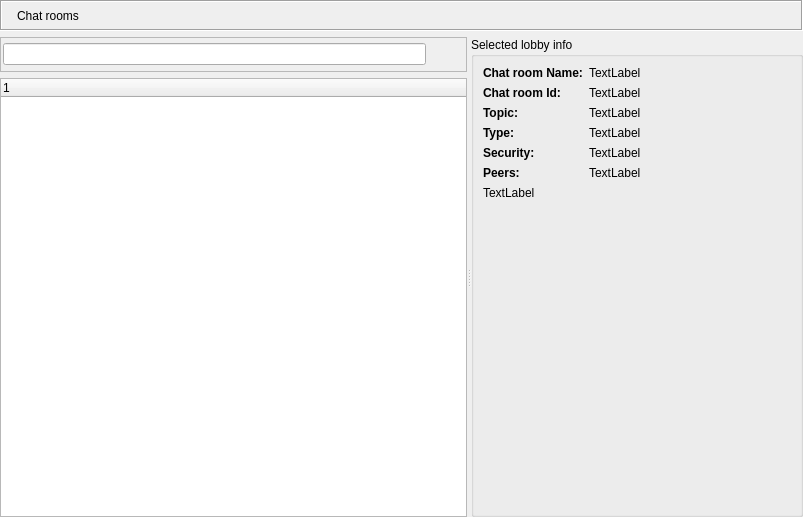
The window that retroshare-gui/src/gui/ChatLobbyWidget.ui (RetroShare/RetroShare) describes before a commit, drawn with Qt 5.
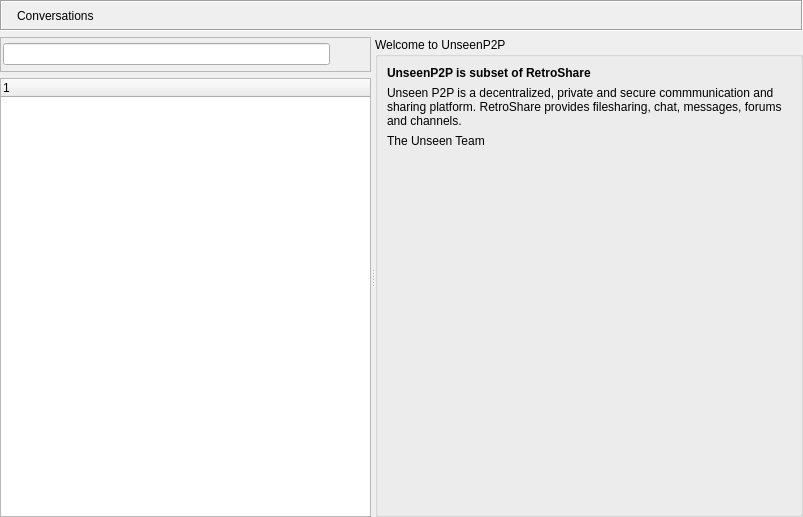
The same window after the commit. Icons and pictures are not drawn. Custom widgets are drawn as their Qt base class.

Commit message: merge recent list as one conversation tab, unread notification for group chat, fix bugs

The edit to the form file:
```diff
--- a/retroshare-gui/src/gui/ChatLobbyWidget.ui
+++ b/retroshare-gui/src/gui/ChatLobbyWidget.ui
@@ -75,7 +75,7 @@
          <string notr="true"/>
         </property>
         <property name="text">
-         <string>Chat rooms</string>
+         <string>Conversations</string>
         </property>
        </widget>
       </item>
@@ -235,7 +235,7 @@
            <string notr="true"/>
           </property>
           <property name="title">
-           <string>Selected lobby info</string>
+           <string>Welcome to UnseenP2P</string>
           </property>
           <layout class="QVBoxLayout" name="lobbyinfo_groupBoxVLayout">
            <item>
@@ -251,154 +251,7 @@
                   </font>
                  </property>
                  <property name="text">
-                  <string>Chat room Name:</string>
-                 </property>
-                </widget>
-               </item>
-               <item>
-                <widget class="QLabel" name="lobbyid_label">
-                 <property name="font">
-                  <font>
-                   <weight>75</weight>
-                   <bold>true</bold>
-                  </font>
-                 </property>
-                 <property name="styleSheet">
-                  <string notr="true"/>
-                 </property>
-                 <property name="text">
-                  <string>Chat room Id:</string>
-                 </property>
-                </widget>
-               </item>
-               <item>
-                <widget class="QLabel" name="lobbytopic_label">
-                 <property name="font">
-                  <font>
-                   <weight>75</weight>
-                   <bold>true</bold>
-                  </font>
-                 </property>
-                 <property name="text">
-                  <string>Topic:</string>
-                 </property>
-                </widget>
-               </item>
-               <item>
-                <widget class="QLabel" name="lobbytype_label">
-                 <property name="font">
-                  <font>
-                   <weight>75</weight>
-                   <bold>true</bold>
-                  </font>
-                 </property>
-                 <property name="text">
-                  <string>Type:</string>
-                 </property>
-                </widget>
-               </item>
-               <item>
-                <widget class="QLabel" name="lobbysec_label">
-                 <property name="font">
-                  <font>
-                   <weight>75</weight>
-                   <bold>true</bold>
-                  </font>
-                 </property>
-                 <property name="text">
-                  <string>Security:</string>
-                 </property>
-                </widget>
-               </item>
-               <item>
-                <widget class="QLabel" name="lobbypeers_label">
-                 <property name="font">
-                  <font>
-                   <weight>75</weight>
-                   <bold>true</bold>
-                  </font>
-                 </property>
-                 <property name="text">
-                  <string>Peers:</string>
-                 </property>
-                </widget>
-               </item>
-              </layout>
-             </item>
-             <item>
-              <layout class="QVBoxLayout" name="lobbyInfoValueVLayout">
-               <item>
-                <widget class="QLabel" name="lobbyname_lineEdit">
-                 <property name="sizePolicy">
-                  <sizepolicy hsizetype="Expanding" vsizetype="Preferred">
-                   <horstretch>0</horstretch>
-                   <verstretch>0</verstretch>
-                  </sizepolicy>
-                 </property>
-                 <property name="text">
-                  <string>TextLabel</string>
-                 </property>
-                </widget>
-               </item>
-               <item>
-                <widget class="QLabel" name="lobbyid_lineEdit">
-                 <property name="sizePolicy">
-                  <sizepolicy hsizetype="Expanding" vsizetype="Preferred">
-                   <horstretch>0</horstretch>
-                   <verstretch>0</verstretch>
-                  </sizepolicy>
-                 </property>
-                 <property name="text">
-                  <string>TextLabel</string>
-                 </property>
-                </widget>
-               </item>
-               <item>
-                <widget class="QLabel" name="lobbytopic_lineEdit">
-                 <property name="sizePolicy">
-                  <sizepolicy hsizetype="Expanding" vsizetype="Preferred">
-                   <horstretch>0</horstretch>
-                   <verstretch>0</verstretch>
-                  </sizepolicy>
-                 </property>
-                 <property name="text">
-                  <string>TextLabel</string>
-                 </property>
-                 <property name="wordWrap">
-                  <bool>true</bool>
-                 </property>
-                </widget>
-               </item>
-               <item>
-                <widget class="QLabel" name="lobbytype_lineEdit">
-                 <property name="sizePolicy">
-                  <sizepolicy hsizetype="Expanding" vsizetype="Preferred">
-                   <horstretch>0</horstretch>
-                   <verstretch>0</verstretch>
-                  </sizepolicy>
-                 </property>
-                 <property name="text">
-                  <string>TextLabel</string>
-                 </property>
-                </widget>
-               </item>
-               <item>
-                <widget class="QLabel" name="lobbysec_lineEdit">
-                 <property name="text">
-                  <string>TextLabel</string>
-                 </property>
-                </widget>
-               </item>
-               <item>
-                <widget class="QLabel" name="lobbypeers_lineEdit">
-                 <property name="sizePolicy">
-                  <sizepolicy hsizetype="Expanding" vsizetype="Preferred">
-                   <horstretch>0</horstretch>
-                   <verstretch>0</verstretch>
-                  </sizepolicy>
-                 </property>
-                 <property name="text">
-                  <string>TextLabel</string>
+                  <string>UnseenP2P is subset of RetroShare</string>
                  </property>
                 </widget>
                </item>
@@ -412,13 +265,20 @@
               <string notr="true"/>
              </property>
              <property name="text">
-              <string notr="true">TextLabel</string>
+              <string notr="true">Unseen P2P is a decentralized, private and secure commmunication and sharing platform. RetroShare provides filesharing, chat, messages, forums and channels.</string>
              </property>
              <property name="wordWrap">
               <bool>true</bool>
              </property>
             </widget>
            </item>
+           <item>
+            <widget class="QLabel" name="label">
+             <property name="text">
+              <string>The Unseen Team</string>
+             </property>
+            </widget>
+           </item>
            <item>
             <spacer name="lobbyInfoVSpacer">
              <property name="orientation">
```
Left out of the diff: 2 changed lines with no effect on the pictures. The commit also changes 9 other files.
